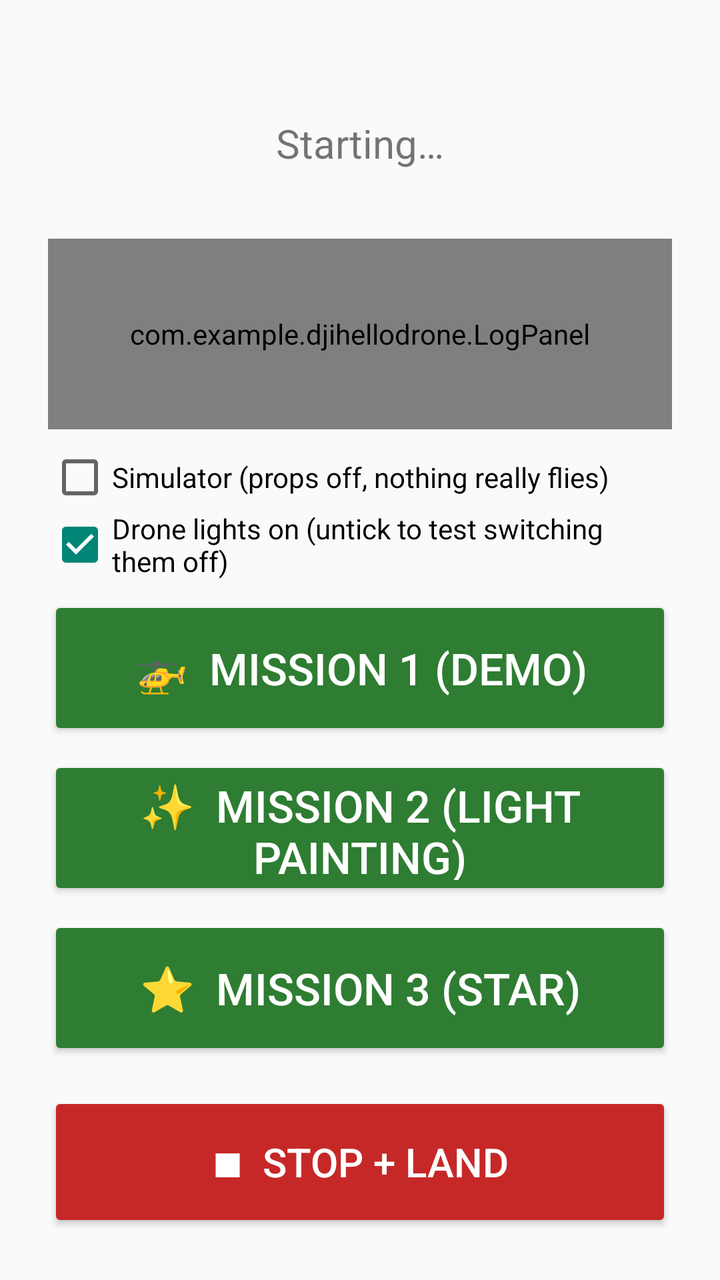
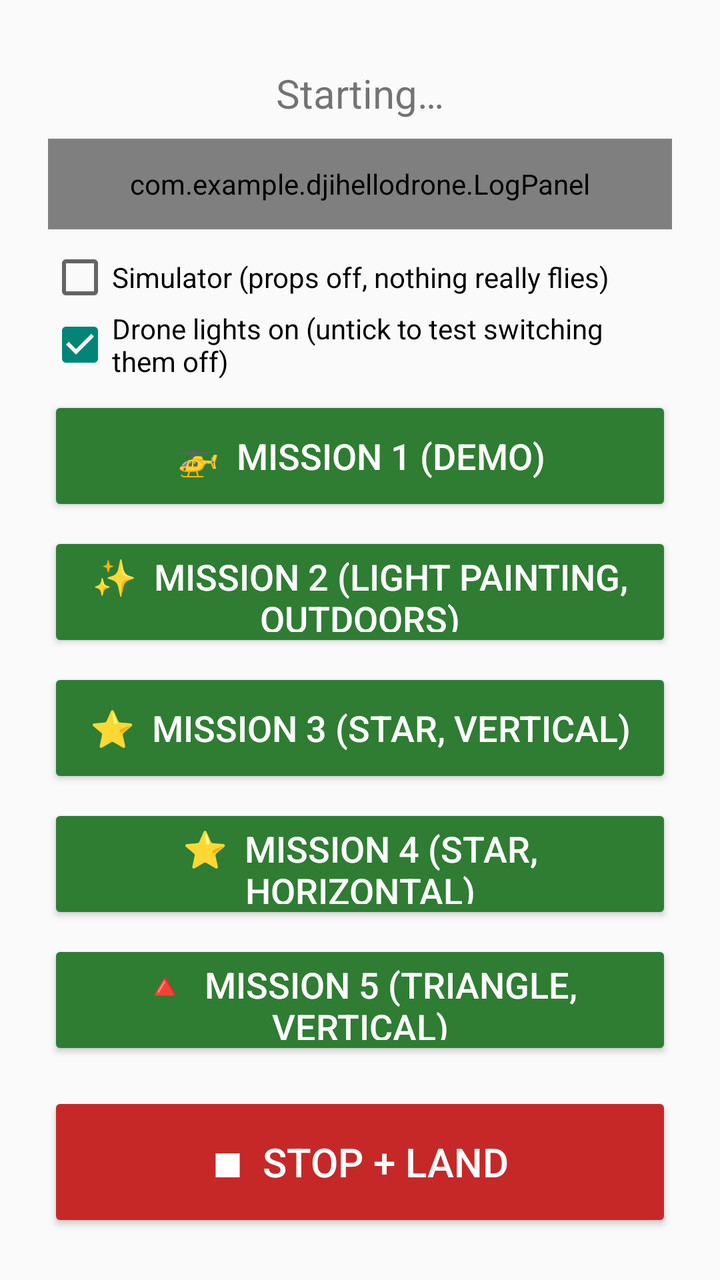

An Android layout rendered at two revisions. The XML below is the earlier revision; the diff shows what the commit changed to produce the second picture.
<!-- AndroidManifest.xml: application theme android:Theme.Material.Light -->
<!-- res/layout/activity_main.xml -->
<?xml version="1.0" encoding="utf-8"?>
<LinearLayout xmlns:android="http://schemas.android.com/apk/res/android"
    android:layout_width="match_parent"
    android:layout_height="match_parent"
    android:orientation="vertical"
    android:padding="24dp"
    android:gravity="center_horizontal">

    <TextView
        android:id="@+id/statusText"
        android:layout_width="match_parent"
        android:layout_height="0dp"
        android:layout_weight="1"
        android:gravity="center"
        android:textSize="20sp"
        android:text="Starting…" />

    <com.example.djihellodrone.LogPanel
        android:id="@+id/logPanel"
        android:layout_width="match_parent"
        android:layout_height="0dp"
        android:layout_weight="1"
        android:layout_marginBottom="8dp"
        android:background="#ECEFF1" />

    <CheckBox
        android:id="@+id/simulatorCheck"
        android:layout_width="match_parent"
        android:layout_height="wrap_content"
        android:text="Simulator (props off, nothing really flies)" />

    <CheckBox
        android:id="@+id/lightsCheck"
        android:layout_width="match_parent"
        android:layout_height="wrap_content"
        android:layout_marginBottom="8dp"
        android:checked="true"
        android:text="Drone lights on (untick to test switching them off)" />

    <Button
        android:id="@+id/goButton"
        android:layout_width="match_parent"
        android:layout_height="72dp"
        android:layout_marginBottom="8dp"
        android:backgroundTint="#2E7D32"
        android:textColor="#FFFFFF"
        android:textSize="22sp"
        android:text="🚁  Mission 1 (demo)" />

    <Button
        android:id="@+id/mission2Button"
        android:layout_width="match_parent"
        android:layout_height="72dp"
        android:layout_marginBottom="8dp"
        android:backgroundTint="#2E7D32"
        android:textColor="#FFFFFF"
        android:textSize="22sp"
        android:text="✨  Mission 2 (light painting)" />

    <Button
        android:id="@+id/mission3Button"
        android:layout_width="match_parent"
        android:layout_height="72dp"
        android:layout_marginBottom="16dp"
        android:backgroundTint="#2E7D32"
        android:textColor="#FFFFFF"
        android:textSize="22sp"
        android:text="⭐  Mission 3 (star)" />

    <Button
        android:id="@+id/stopButton"
        android:layout_width="match_parent"
        android:layout_height="70dp"
        android:backgroundTint="#C62828"
        android:textColor="#FFFFFF"
        android:textSize="20sp"
        android:text="■  STOP + LAND" />
</LinearLayout>
<!-- resources referenced by this layout -->
<resources>

</resources>

<!-- the commit's change to res/layout/activity_main.xml (unified diff, before → after) -->
@@ -40,32 +40,52 @@
     <Button
         android:id="@+id/goButton"
         android:layout_width="match_parent"
-        android:layout_height="72dp"
+        android:layout_height="60dp"
         android:layout_marginBottom="8dp"
         android:backgroundTint="#2E7D32"
         android:textColor="#FFFFFF"
-        android:textSize="22sp"
+        android:textSize="18sp"
         android:text="🚁  Mission 1 (demo)" />
 
     <Button
         android:id="@+id/mission2Button"
         android:layout_width="match_parent"
-        android:layout_height="72dp"
+        android:layout_height="60dp"
         android:layout_marginBottom="8dp"
         android:backgroundTint="#2E7D32"
         android:textColor="#FFFFFF"
-        android:textSize="22sp"
-        android:text="✨  Mission 2 (light painting)" />
+        android:textSize="18sp"
+        android:text="✨  Mission 2 (light painting, outdoors)" />
 
     <Button
         android:id="@+id/mission3Button"
         android:layout_width="match_parent"
-        android:layout_height="72dp"
+        android:layout_height="60dp"
+        android:layout_marginBottom="8dp"
+        android:backgroundTint="#2E7D32"
+        android:textColor="#FFFFFF"
+        android:textSize="18sp"
+        android:text="⭐  Mission 3 (star, vertical)" />
+
+    <Button
+        android:id="@+id/mission4Button"
+        android:layout_width="match_parent"
+        android:layout_height="60dp"
+        android:layout_marginBottom="8dp"
+        android:backgroundTint="#2E7D32"
+        android:textColor="#FFFFFF"
+        android:textSize="18sp"
+        android:text="⭐  Mission 4 (star, horizontal)" />
+
+    <Button
+        android:id="@+id/mission5Button"
+        android:layout_width="match_parent"
+        android:layout_height="60dp"
         android:layout_marginBottom="16dp"
         android:backgroundTint="#2E7D32"
         android:textColor="#FFFFFF"
-        android:textSize="22sp"
-        android:text="⭐  Mission 3 (star)" />
+        android:textSize="18sp"
+        android:text="🔺  Mission 5 (triangle, vertical)" />
 
     <Button
         android:id="@+id/stopButton"
